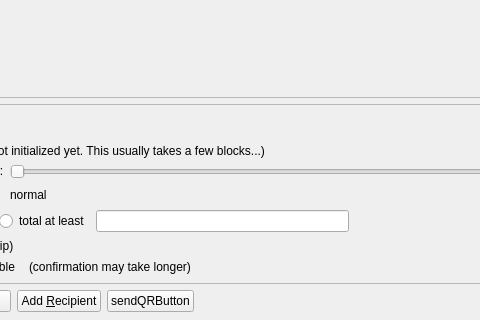
This is src/qt/forms/sendcoinsdialog.ui in FeatherCoin/Feathercoin as Qt 5 draws it before an edit; both pictures show x 236 to 716 and y 206 to 526 of the 850 by 526 pixel window. The edited form follows.
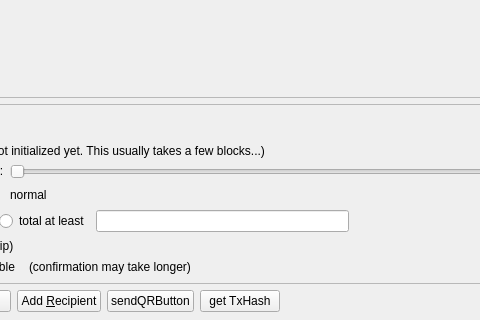
This is the edited form. Icons and pictures are not drawn. Custom widgets are drawn as their Qt base class.

Patch:
```diff
--- a/src/qt/forms/sendcoinsdialog.ui
+++ b/src/qt/forms/sendcoinsdialog.ui
@@ -1320,6 +1320,17 @@
        </property>
       </widget>
      </item>
+     <item>
+      <widget class="QPushButton" name="hashButton">
+       <property name="text">
+        <string>get TxHash</string>
+       </property>
+       <property name="icon">
+        <iconset resource="../bitcoin.qrc">
+         <normaloff>:/icons/transaction_conflicted</normaloff>:/icons/transaction_conflicted</iconset>
+       </property>
+      </widget>
+     </item>
      <item>
       <spacer name="horizontalSpacer">
        <property name="orientation">
```
Left out of the diff: 2 changed lines with no effect on the pictures.
